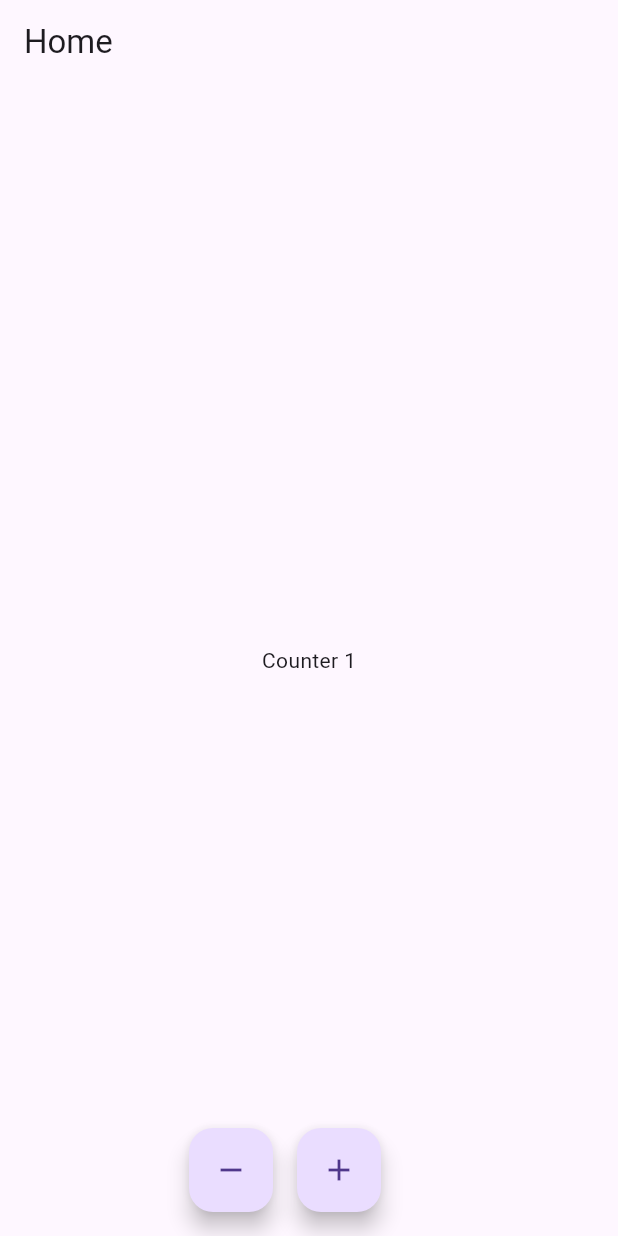
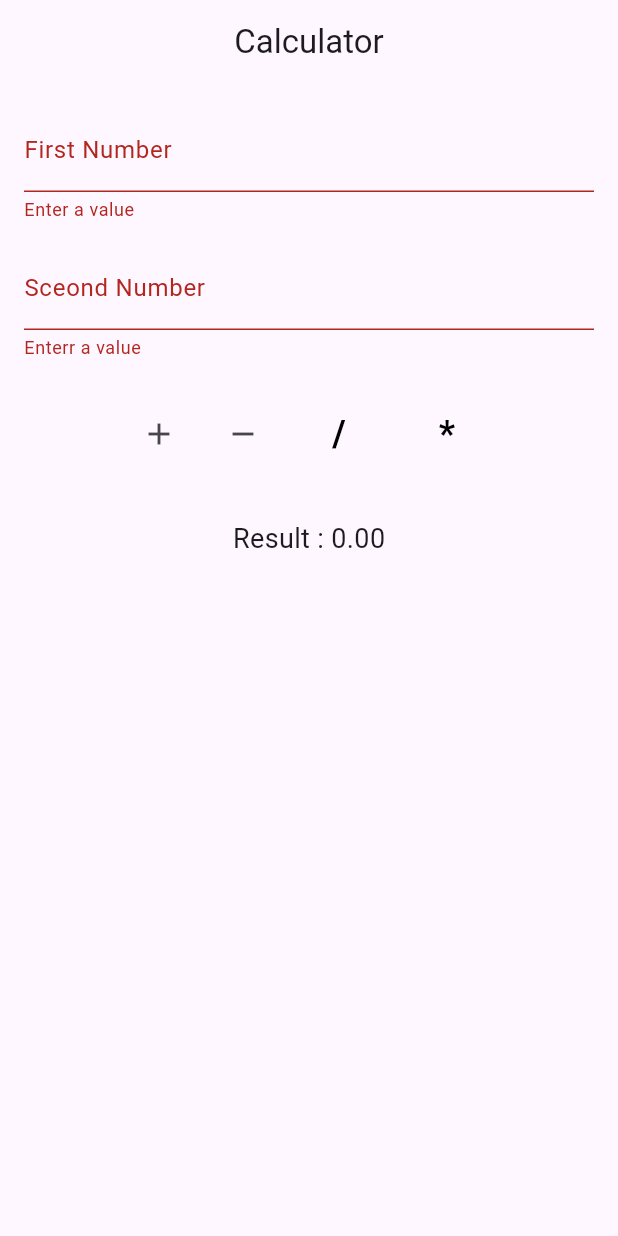
Before and after one commit to Ruman007-75/Ruman007-75, a Flutter app: the screen it shows after launch, after a tap on the "add" icon, on a phone screen of 412 x 824 dp. Run offline on Flutter 3.47's test engine with Material 3 defaults, Android fonts, the phone set to English and light mode, and no system bars.

Commit message:
module_12_class_2

```diff
--- /dev/null
+++ b/lib/home_screen.dart
@@ -0,0 +1,175 @@
+import 'package:flutter/material.dart';
+
+class HomeScreen extends StatefulWidget {
+  const HomeScreen({super.key});
+
+  @override
+  State<HomeScreen> createState() => _HomeScreenState();
+}
+
+class _HomeScreenState extends State<HomeScreen> {
+  final TextEditingController _firstNumTEController = TextEditingController();
+  final TextEditingController _secondNumTEController = TextEditingController();
+  final GlobalKey<FormState> _formkey = GlobalKey<FormState>();
+
+  //key identyfy korer jonno final use
+
+  double _result = 0;
+
+  @override
+  Widget build(BuildContext context) {
+    return Scaffold(
+      appBar: AppBar(
+        title: const Text('Calculator'),
+        centerTitle: true,
+      ),
+      body: Padding(
+        padding: const EdgeInsets.all(16),
+        child: Form(
+          key: _formkey,
+          child: Column(
+            children: [
+              TextFormField(
+                controller: _firstNumTEController,
+                keyboardType: TextInputType.number,
+                decoration: InputDecoration(
+                  hintText: 'First number',
+                  labelText: 'First Number',
+                ),
+                validator: (String? value) {
+                  if (value == null || value.isEmpty) {
+                    return 'Enter a value';
+                  }
+                  return null;
+                },
+              ),
+              const SizedBox(
+                height: 16,
+              ),
+              TextFormField(
+                controller: _secondNumTEController,
+                keyboardType: TextInputType.number,
+                decoration: InputDecoration(
+                  hintText: 'Sceond number',
+                  labelText: 'Sceond Number',
+                ),
+
+                validator: (String? value) {
+                  if (value == null || value.isEmpty) {
+                    return 'Enterr a value';
+                  }
+                  return null;
+                },
+              ),
+              const SizedBox(
+                height: 16,
+              ),
+              _buildButtonBar(),
+              const SizedBox(
+                height: 24,
+              ),
+              Text(
+                'Result : ${_result.toStringAsFixed(2)}',
+                style: const TextStyle(fontSize: 18),
+              ),
+            ],
+          ),
+        ),
+      ),
+    );
+  }
+
+  Widget _buildButtonBar() {
+    return ButtonBar(
+      // mainAxisAlignment: MainAxisAlignment.center,
+      //Row na diya buttonBar use kora jay
+      alignment: MainAxisAlignment.center,
+      children: [
+        IconButton(onPressed: _onTabAddButton, icon: const Icon(Icons.add)),
+        IconButton(
+            onPressed: _onTabsubtractButton, icon: const Icon(Icons.remove)),
+        TextButton(
+            onPressed: _onTabDivideButton,
+            child: const Text(
+              '/',
+              style: TextStyle(
+                color: Colors.black,
+                fontWeight: FontWeight.bold,
+                fontSize: 24,
+              ),
+            )),
+        TextButton(
+            onPressed: _onTabMultiplyButton,
+            child: const Text(
+              '*',
+              style: TextStyle(
+                color: Colors.black,
+                fontWeight: FontWeight.bold,
+                fontSize: 24,
+              ),
+            )),
+      ],
+    );
+  }
+
+  void _onTabAddButton() {
+    if (_formkey.currentState!.validate()) {
+      double firstNum = double.tryParse(_firstNumTEController.text) ?? 0;
+      double secondNum = double.tryParse(_secondNumTEController.text) ?? 0;
+      _result = firstNum + secondNum;
+      setState(() {});
+    }
+  }
+
+  void _onTabsubtractButton() {
+    if (_formkey.currentState!.validate() == false) {
+      return;
+    }
+    double firstNum = double.tryParse(_firstNumTEController.text) ?? 0;
+    double secondNum = double.tryParse(_secondNumTEController.text) ?? 0;
+    _result = firstNum - secondNum;
+    setState(() {});
+  }
+
+  void _onTabDivideButton() {
+    if (_formkey.currentState!.validate() == false){
+      return;
+  }
+    double firstNum = double.tryParse(_firstNumTEController.text) ?? 0;
+    double secondNum = double.tryParse(_secondNumTEController.text) ?? 0;
+    _result = firstNum / secondNum;
+    setState(() {});
+  }
+
+
+  void _onTabMultiplyButton() {
+    if(_formkey.currentState!.validate() == false){
+      return;
+    }
+    double firstNum = double.tryParse(_firstNumTEController.text) ?? 0;
+    double secondNum = double.tryParse(_secondNumTEController.text) ?? 0;
+    _result = firstNum * secondNum;
+    setState(() {});
+  }
+
+  bool _valiDateTextFixeds() {
+    if (_firstNumTEController.text.isEmpty) {
+      return false;
+    }
+
+    if (_secondNumTEController.text.isEmpty) {
+      return false;
+    }
+    return true;
+  }
+
+  @override
+  void dispose() {
+    // TODO: implement dispose
+    _firstNumTEController.dispose();
+    _secondNumTEController.dispose();
+    super.dispose();
+  }
+
+
+}
--- a/lib/main.dart
+++ b/lib/main.dart
@@ -1,6 +1,4 @@
-import 'package:device_preview/device_preview.dart';
-import 'package:flutter/cupertino.dart';
-import 'package:flutter/foundation.dart';
+/*import 'package:flutter/cupertino.dart';
 import 'package:flutter/material.dart';
 
 void main(){
@@ -70,7 +68,7 @@ class _HomeScreenState extends State<HomeScreen>{
     );
   }
 
-}
+} */
 /*
 class Home extends StatelessWidget {
    Home({super.key});
@@ -95,3 +93,10 @@ class Home extends StatelessWidget {
   }
 }
 */
+
+import 'package:flutter/cupertino.dart';
+import 'package:osad_batch_seven/sum_app.dart';
+
+void main(){
+  runApp(const SumApp());
+}
--- /dev/null
+++ b/lib/sum_app.dart
@@ -0,0 +1,13 @@
+import 'package:flutter/material.dart';
+import 'package:osad_batch_seven/home_screen.dart';
+
+class SumApp extends StatelessWidget {
+  const SumApp({super.key});
+
+  @override
+  Widget build(BuildContext context) {
+    return const MaterialApp(
+      home: HomeScreen(),
+    );
+  }
+}
```
Also changed, not shown: lib/prsentstion/screen/home_screen.dart (deleted, +0 -106 lines), lib/prsentstion/utils/screen_utils.dart (deleted, +0 -23 lines), lib/prsentstion/widget/deshboard_card.dart (deleted, +0 -54 lines), lib/prsentstion/widget/nav_menu.dart (deleted, +0 -30 lines), lib/prsentstion/widget/responsive_builder.dart (deleted, +0 -27 lines).
